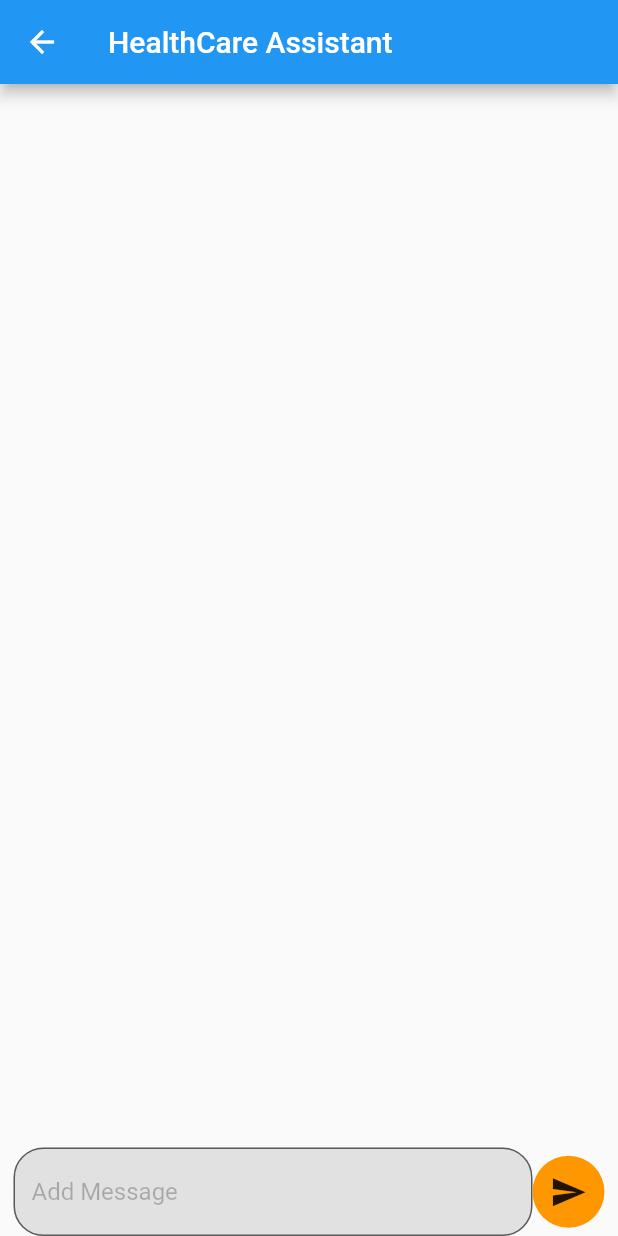
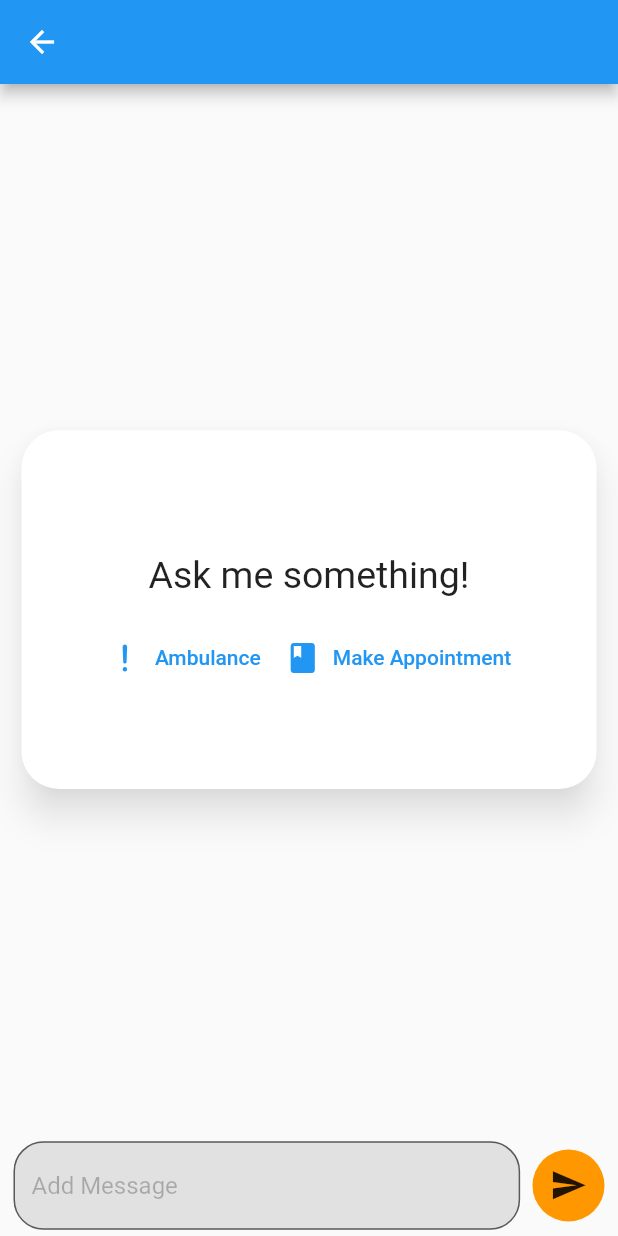
Before and after one commit to Verne-Ian/auto_customer_care_app, a Flutter app: the DocChat screen opened directly with empty values, on a phone screen of 412 x 824 dp. Run offline on Flutter 3.47's test engine with Material 2 defaults, Android fonts, the light colour scheme and no system bars; our stand-ins replace cloud_firestore, firebase_auth, firebase_core, firebase_storage, flutter_chat_bubble, flutter_spinkit and 5 more; missing offline and left inert: dialogflow_flutter; accounts and stored records are empty; network calls fail; project files that could hold a hidden picture were left out.

Commit message:
Working on the chat logic works fine.

```diff
--- a/lib/viewable/chatDoctor.dart
+++ b/lib/viewable/chatDoctor.dart
@@ -7,7 +7,8 @@ import '../addons/buttons&fields.dart';
 class DocChat extends StatefulWidget {
   final String senderId;
   final String receiverId;
-  const DocChat({Key? key, required this.senderId, required this.receiverId}) : super(key: key);
+  final String proName;
+  const DocChat({Key? key, required this.senderId, required this.receiverId, required this.proName}) : super(key: key);
 
   @override
   State<DocChat> createState() => _DocChatState();
@@ -50,7 +51,7 @@ class _DocChatState extends State<DocChat> {
 
     return Scaffold(
         appBar: AppBar(
-        title: const Text('HealthCare Assistant'),
+        title:  Text(widget.proName),
     ),
       body: Column(
         children: [
@@ -64,9 +65,7 @@ class _DocChatState extends State<DocChat> {
               builder: (context, snapshot) {
                 if (snapshot.hasError) {
                   return Text('Error: ${snapshot.error}');
-                }
-
-                if (!snapshot.hasData) {
+                } else if (!snapshot.hasData || snapshot.data!.docs.isEmpty) {
                   return Center(
                     child: SizedBox(
                       width: w * 0.95,
@@ -113,30 +112,34 @@ class _DocChatState extends State<DocChat> {
                       ),
                     ),
                   );
-                }
-
+                }else {
                   return ListView.builder(
                     reverse: true,
                     itemCount: snapshot.data!.docs.length,
                     itemBuilder: (context, index) {
-                    var messageData = snapshot.data!.docs[index].data() as Map<String, dynamic>;
+                      var messageData = snapshot.data!.docs[index]
+                          .data() as Map<String, dynamic>;
                       var message = messageData['message'] ?? '';
-                    var data = messageData['senderId'] == widget.senderId ? 1 : 0;
+                      var data = messageData['senderId'] == widget.senderId
+                          ? 1
+                          : 0;
                       return chat(message, data);
                     },
                   );
+                }
               },
             ),
           ),
           Container(
             padding: EdgeInsets.only(
-                left: 8.0, right: 8.0, top: h * 0.005),
+                left: 8.0, right: 8.0, top: h * 0.005, bottom: h*0.005),
             margin: const EdgeInsets.symmetric(horizontal: 1.0),
             child: Row(
               mainAxisAlignment: MainAxisAlignment.spaceEvenly,
               children: <Widget>[
                 Flexible(
                     child: normalField('Add Message', false, messageText)),
+                SizedBox(width: w * 0.02,),
                 Container(
                   alignment: Alignment.center,
                   decoration: const BoxDecoration(
```
Lines whose indentation alone changed are shown as unchanged.
